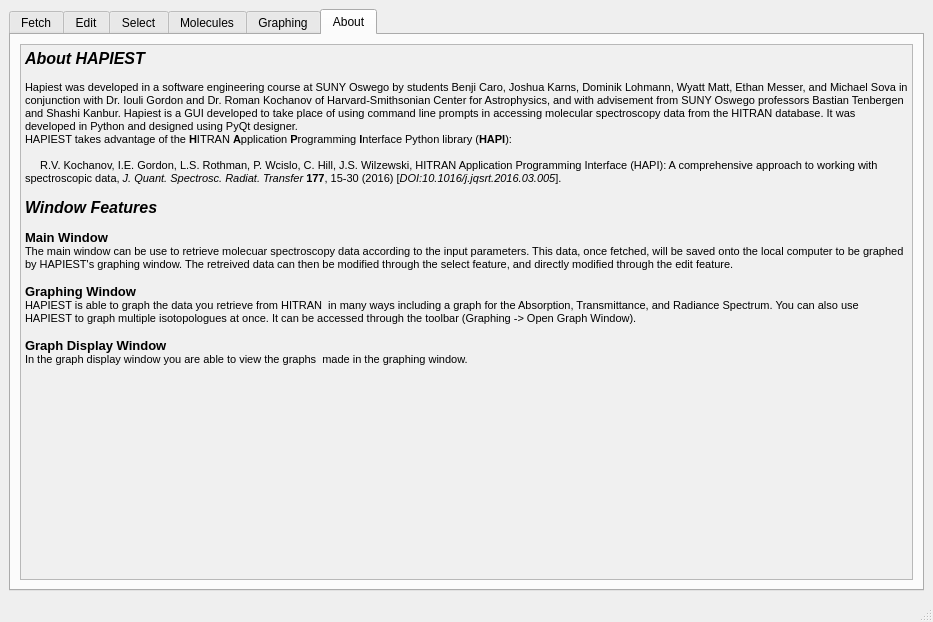
First picture: the form in layouts/main_window.ui, repository hitranonline/hapiest, before the edit.
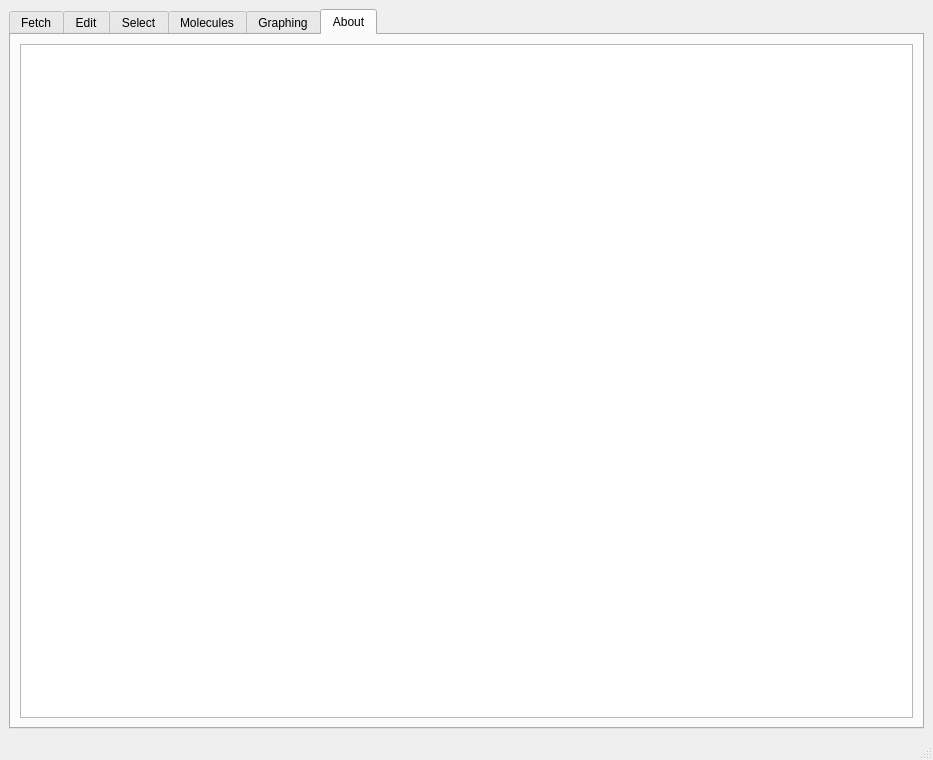
Second picture: the form after the edit. The open tabs and pages were chosen to show the change. Icons and pictures are not drawn.

Commit message: updated about description a bit

What changed in the file:
```diff
--- a/layouts/main_window.ui
+++ b/layouts/main_window.ui
@@ -7,7 +7,7 @@
     <x>0</x>
     <y>0</y>
     <width>933</width>
-    <height>622</height>
+    <height>760</height>
    </rect>
   </property>
   <property name="sizePolicy">
@@ -245,97 +245,10 @@
        </attribute>
        <layout class="QGridLayout" name="gridLayout_6">
         <item row="0" column="0">
-         <widget class="QTextEdit" name="textEdit">
-          <property name="palette">
-           <palette>
-            <active>
-             <colorrole role="Light">
-              <brush brushstyle="SolidPattern">
-               <color alpha="255">
-                <red>240</red>
-                <green>240</green>
-                <blue>240</blue>
-               </color>
-              </brush>
-             </colorrole>
-             <colorrole role="Base">
-              <brush brushstyle="SolidPattern">
-               <color alpha="255">
-                <red>240</red>
-                <green>240</green>
-                <blue>240</blue>
-               </color>
-              </brush>
-             </colorrole>
-            </active>
-            <inactive>
-             <colorrole role="Light">
-              <brush brushstyle="SolidPattern">
-               <color alpha="255">
-                <red>240</red>
-                <green>240</green>
-                <blue>240</blue>
-               </color>
-              </brush>
-             </colorrole>
-             <colorrole role="Base">
-              <brush brushstyle="SolidPattern">
-               <color alpha="255">
-                <red>240</red>
-                <green>240</green>
-                <blue>240</blue>
-               </color>
-              </brush>
-             </colorrole>
-            </inactive>
-            <disabled>
-             <colorrole role="Light">
-              <brush brushstyle="SolidPattern">
-               <color alpha="255">
-                <red>240</red>
-                <green>240</green>
-                <blue>240</blue>
-               </color>
-              </brush>
-             </colorrole>
-             <colorrole role="Base">
-              <brush brushstyle="SolidPattern">
-               <color alpha="255">
-                <red>240</red>
-                <green>240</green>
-                <blue>240</blue>
-               </color>
-              </brush>
-             </colorrole>
-            </disabled>
-           </palette>
-          </property>
+         <widget class="QTextEdit" name="about">
           <property name="readOnly">
            <bool>true</bool>
           </property>
-          <property name="html">
-           <string>&lt;!DOCTYPE HTML PUBLIC &quot;-//W3C//DTD HTML 4.0//EN&quot; &quot;http://www.w3.org/TR/REC-html40/strict.dtd&quot;&gt;
-&lt;html&gt;&lt;head&gt;&lt;meta name=&quot;qrichtext&quot; content=&quot;1&quot; /&gt;&lt;style type=&quot;text/css&quot;&gt;
-p, li { white-space: pre-wrap; }
-&lt;/style&gt;&lt;/head&gt;&lt;body style=&quot; font-family:'DejaVu Sans Mono'; font-size:10pt; font-weight:400; font-style:normal;&quot;&gt;
-&lt;p style=&quot; margin-top:0px; margin-bottom:0px; margin-left:0px; margin-right:0px; -qt-block-indent:0; text-indent:0px;&quot;&gt;&lt;span style=&quot; font-family:'MS Shell Dlg 2'; font-size:12pt; font-weight:600; font-style:italic;&quot;&gt;About HAPIEST&lt;/span&gt;&lt;/p&gt;
-&lt;p style=&quot; margin-top:0px; margin-bottom:0px; margin-left:0px; margin-right:0px; -qt-block-indent:0; text-indent:0px;&quot;&gt;&lt;span style=&quot; font-family:'MS Shell Dlg 2'; font-size:8pt;&quot;&gt;               &lt;/span&gt;&lt;/p&gt;
-&lt;p style=&quot; margin-top:0px; margin-bottom:0px; margin-left:0px; margin-right:0px; -qt-block-indent:0; text-indent:0px;&quot;&gt;&lt;span style=&quot; font-family:'MS Shell Dlg 2'; font-size:8pt;&quot;&gt;Hapiest was developed in a software engineering course at SUNY Oswego by students Benji Caro, Joshua Karns, Dominik Lohmann, Wyatt Matt, Ethan Messer, and Michael Sova in conjunction with Dr. Iouli Gordon and Dr. Roman Kochanov of Harvard-Smithsonian Center for Astrophysics, and with advisement from SUNY Oswego professors Bastian Tenbergen and Shashi Kanbur. Hapiest is a GUI developed to take place of using command line prompts in accessing molecular spectroscopy data from the HITRAN database. It was developed in Python and designed using PyQt designer.&lt;/span&gt;&lt;/p&gt;
-&lt;p style=&quot; margin-top:0px; margin-bottom:0px; margin-left:0px; margin-right:0px; -qt-block-indent:0; text-indent:0px;&quot;&gt;&lt;span style=&quot; font-family:'MS Shell Dlg 2'; font-size:8pt;&quot;&gt;HAPIEST takes advantage of the &lt;/span&gt;&lt;span style=&quot; font-family:'MS Shell Dlg 2'; font-size:8pt; font-weight:600;&quot;&gt;H&lt;/span&gt;&lt;span style=&quot; font-family:'MS Shell Dlg 2'; font-size:8pt;&quot;&gt;ITRAN &lt;/span&gt;&lt;span style=&quot; font-family:'MS Shell Dlg 2'; font-size:8pt; font-weight:600;&quot;&gt;A&lt;/span&gt;&lt;span style=&quot; font-family:'MS Shell Dlg 2'; font-size:8pt;&quot;&gt;pplication &lt;/span&gt;&lt;span style=&quot; font-family:'MS Shell Dlg 2'; font-size:8pt; font-weight:600;&quot;&gt;P&lt;/span&gt;&lt;span style=&quot; font-family:'MS Shell Dlg 2'; font-size:8pt;&quot;&gt;rogramming &lt;/span&gt;&lt;span style=&quot; font-family:'MS Shell Dlg 2'; font-size:8pt; font-weight:600;&quot;&gt;I&lt;/span&gt;&lt;span style=&quot; font-family:'MS Shell Dlg 2'; font-size:8pt;&quot;&gt;nterface Python library (&lt;/span&gt;&lt;span style=&quot; font-family:'MS Shell Dlg 2'; font-size:8pt; font-weight:600;&quot;&gt;HAPI&lt;/span&gt;&lt;span style=&quot; font-family:'MS Shell Dlg 2'; font-size:8pt;&quot;&gt;):&lt;/span&gt;&lt;/p&gt;
-&lt;p style=&quot;-qt-paragraph-type:empty; margin-top:0px; margin-bottom:0px; margin-left:0px; margin-right:0px; -qt-block-indent:0; text-indent:0px; font-family:'MS Shell Dlg 2'; font-size:8pt;&quot;&gt;&lt;br /&gt;&lt;/p&gt;
-&lt;p style=&quot; margin-top:0px; margin-bottom:0px; margin-left:0px; margin-right:0px; -qt-block-indent:0; text-indent:0px;&quot;&gt;&lt;span style=&quot; font-family:'MS Shell Dlg 2'; font-size:8pt;&quot;&gt;     R.V. Kochanov, I.E. Gordon, L.S. Rothman, P. Wcislo, C. Hill, J.S. Wilzewski, HITRAN Application Programming Interface (HAPI): A comprehensive approach to working with spectroscopic data, &lt;/span&gt;&lt;span style=&quot; font-family:'MS Shell Dlg 2'; font-size:8pt; font-style:italic;&quot;&gt;J. Quant. Spectrosc. Radiat. Transfer&lt;/span&gt;&lt;span style=&quot; font-family:'MS Shell Dlg 2'; font-size:8pt;&quot;&gt; &lt;/span&gt;&lt;span style=&quot; font-family:'MS Shell Dlg 2'; font-size:8pt; font-weight:600;&quot;&gt;177&lt;/span&gt;&lt;span style=&quot; font-family:'MS Shell Dlg 2'; font-size:8pt;&quot;&gt;, 15-30 (2016) [&lt;/span&gt;&lt;span style=&quot; font-family:'MS Shell Dlg 2'; font-size:8pt; font-style:italic;&quot;&gt;DOI:10.1016/j.jqsrt.2016.03.005&lt;/span&gt;&lt;span style=&quot; font-family:'MS Shell Dlg 2'; font-size:8pt;&quot;&gt;].&lt;/span&gt;&lt;/p&gt;
-&lt;p style=&quot; margin-top:0px; margin-bottom:0px; margin-left:0px; margin-right:0px; -qt-block-indent:0; text-indent:0px;&quot;&gt;&lt;span style=&quot; font-family:'MS Shell Dlg 2'; font-size:8pt;&quot;&gt;           &lt;/span&gt;&lt;/p&gt;
-&lt;p style=&quot; margin-top:0px; margin-bottom:0px; margin-left:0px; margin-right:0px; -qt-block-indent:0; text-indent:0px;&quot;&gt;&lt;span style=&quot; font-family:'MS Shell Dlg 2'; font-size:12pt; font-weight:600; font-style:italic;&quot;&gt;Window Features &lt;/span&gt;&lt;span style=&quot; font-family:'MS Shell Dlg 2'; font-size:12pt;&quot;&gt;               &lt;/span&gt;&lt;span style=&quot; font-family:'MS Shell Dlg 2'; font-size:8pt;&quot;&gt;                &lt;/span&gt;&lt;/p&gt;
-&lt;p style=&quot;-qt-paragraph-type:empty; margin-top:0px; margin-bottom:0px; margin-left:0px; margin-right:0px; -qt-block-indent:0; text-indent:0px; font-family:'MS Shell Dlg 2'; font-size:8pt;&quot;&gt;&lt;br /&gt;&lt;/p&gt;
-&lt;p style=&quot; margin-top:0px; margin-bottom:0px; margin-left:0px; margin-right:0px; -qt-block-indent:0; text-indent:0px;&quot;&gt;&lt;span style=&quot; font-family:'MS Shell Dlg 2'; font-weight:600;&quot;&gt;Main Window&lt;/span&gt;&lt;span style=&quot; font-family:'MS Shell Dlg 2';&quot;&gt; &lt;/span&gt;&lt;span style=&quot; font-family:'MS Shell Dlg 2'; font-size:8pt;&quot;&gt;                &lt;/span&gt;&lt;/p&gt;
-&lt;p style=&quot; margin-top:0px; margin-bottom:0px; margin-left:0px; margin-right:0px; -qt-block-indent:0; text-indent:0px;&quot;&gt;&lt;span style=&quot; font-family:'MS Shell Dlg 2'; font-size:8pt;&quot;&gt;The main window can be use to retrieve molecuar spectroscopy data according to the input parameters. This data, once fetched, will be saved onto the local computer to be graphed by HAPIEST's graphing window. The retreived data can then be modified through the select feature, and directly modified through the edit feature.                &lt;/span&gt;&lt;/p&gt;
-&lt;p style=&quot;-qt-paragraph-type:empty; margin-top:0px; margin-bottom:0px; margin-left:0px; margin-right:0px; -qt-block-indent:0; text-indent:0px; font-family:'MS Shell Dlg 2'; font-size:8pt;&quot;&gt;&lt;br /&gt;&lt;/p&gt;
-&lt;p style=&quot; margin-top:0px; margin-bottom:0px; margin-left:0px; margin-right:0px; -qt-block-indent:0; text-indent:0px;&quot;&gt;&lt;span style=&quot; font-family:'MS Shell Dlg 2'; font-weight:600;&quot;&gt;Graphing Window&lt;/span&gt;&lt;span style=&quot; font-family:'MS Shell Dlg 2';&quot;&gt; &lt;/span&gt;&lt;span style=&quot; font-family:'MS Shell Dlg 2'; font-size:8pt;&quot;&gt;                &lt;/span&gt;&lt;/p&gt;
-&lt;p style=&quot; margin-top:0px; margin-bottom:0px; margin-left:0px; margin-right:0px; -qt-block-indent:0; text-indent:0px;&quot;&gt;&lt;span style=&quot; font-family:'MS Shell Dlg 2'; font-size:8pt;&quot;&gt;HAPIEST is able to graph the data you retrieve from HITRAN  in many ways including a graph for the Absorption, Transmittance, and Radiance Spectrum. You can also use  HAPIEST to graph multiple isotopologues at once. It can be accessed through the toolbar (Graphing -&amp;gt; Open Graph Window).                &lt;/span&gt;&lt;/p&gt;
-&lt;p style=&quot;-qt-paragraph-type:empty; margin-top:0px; margin-bottom:0px; margin-left:0px; margin-right:0px; -qt-block-indent:0; text-indent:0px; font-family:'MS Shell Dlg 2'; font-size:8pt;&quot;&gt;&lt;br /&gt;&lt;/p&gt;
-&lt;p style=&quot; margin-top:0px; margin-bottom:0px; margin-left:0px; margin-right:0px; -qt-block-indent:0; text-indent:0px;&quot;&gt;&lt;span style=&quot; font-family:'MS Shell Dlg 2'; font-weight:600;&quot;&gt;Graph Display Window&lt;/span&gt;&lt;span style=&quot; font-family:'MS Shell Dlg 2';&quot;&gt; &lt;/span&gt;&lt;span style=&quot; font-family:'MS Shell Dlg 2'; font-size:8pt;&quot;&gt;                &lt;/span&gt;&lt;/p&gt;
-&lt;p style=&quot; margin-top:0px; margin-bottom:0px; margin-left:0px; margin-right:0px; -qt-block-indent:0; text-indent:0px;&quot;&gt;&lt;span style=&quot; font-family:'MS Shell Dlg 2'; font-size:8pt;&quot;&gt;In the graph display window you are able to view the graphs  made in the graphing window.            &lt;/span&gt;&lt;/p&gt;&lt;/body&gt;&lt;/html&gt;</string>
-          </property>
          </widget>
         </item>
        </layout>
```
Left out of the diff: 4 changed lines with no effect on the pictures. The commit also changes 4 other files.
